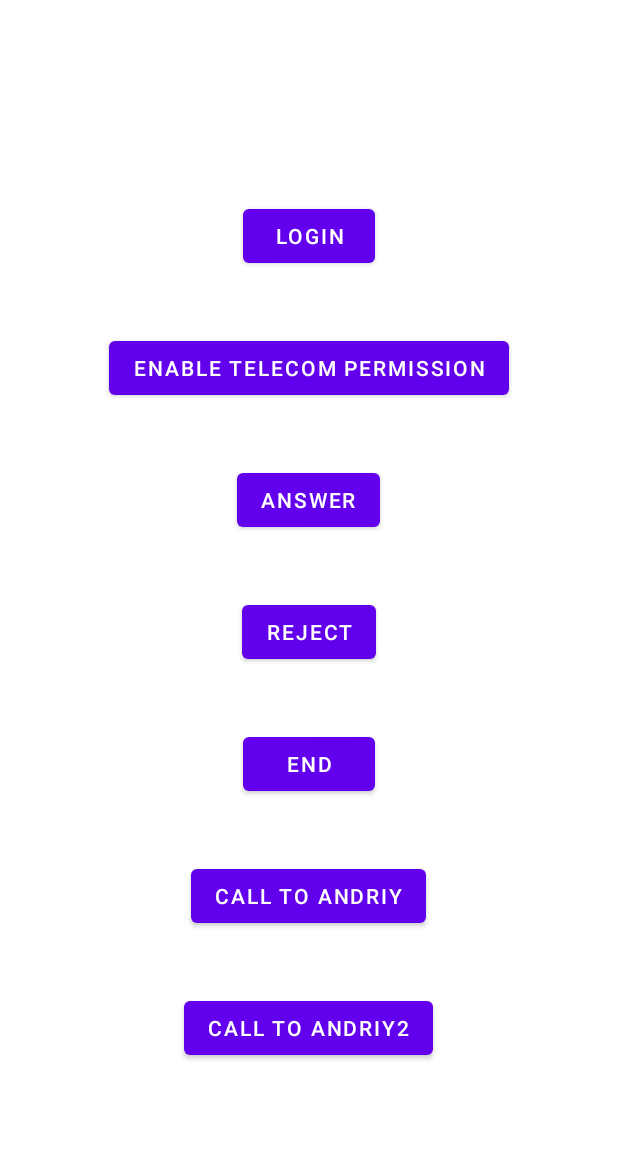
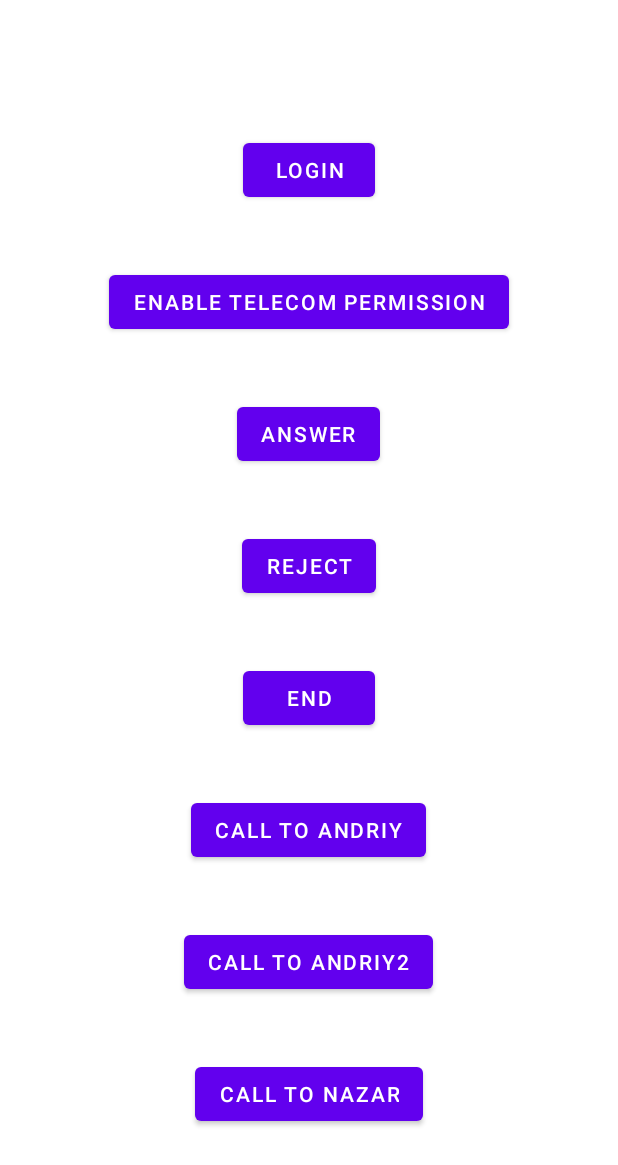
Before and after one commit to ahulyk/phone-to-app, an Android app: the layout activity_main.xml on its own in the app's theme, with its tools: preview values and no code run, on a phone screen of 412 x 824 dp. Shown: the top 1165 px of the screen. Run offline under Robolectric (Android 15) with nearby library versions, the phone set to English and light mode, and no system bars.

Commit message:
Add Nazar's user to demo

```diff
--- a/app/src/main/java/com/vonage/tutorial/phonetoappabdul/ClientManager.kt
+++ b/app/src/main/java/com/vonage/tutorial/phonetoappabdul/ClientManager.kt
@@ -74,6 +74,7 @@ class ClientManager(private val context: Context) {
         val phoneAccount = PhoneAccount.builder(phoneAccountHandle, "Vonage Voip Calling")
             .setCapabilities(PhoneAccount.CAPABILITY_CALL_PROVIDER).build()
         telecomManager.registerPhoneAccount(phoneAccount)
+
 
 //        // CSDemo: Start an incoming call ConnectionService Call when there is an incoming call
 //        FirebaseMessagingService.firebaseRemoteMessage.observeForever {
--- a/app/src/main/res/layout/activity_main.xml
+++ b/app/src/main/res/layout/activity_main.xml
@@ -74,4 +74,13 @@
         android:visibility="gone"
         tools:visibility="visible" />
 
+    <Button
+        android:id="@+id/callToNazarButton"
+        android:layout_width="wrap_content"
+        android:layout_height="wrap_content"
+        android:layout_marginBottom="40dp"
+        android:text="Call to Nazar"
+        android:visibility="gone"
+        tools:visibility="visible" />
+
 </LinearLayout>
```
Also changed, not shown: app/src/main/java/com/vonage/tutorial/phonetoappabdul/App.kt (+1 -1 lines), app/src/main/java/com/vonage/tutorial/phonetoappabdul/CallConnection.kt (+29 -9 lines), app/src/main/java/com/vonage/tutorial/phonetoappabdul/MainActivity.kt (+16 -1 lines).
